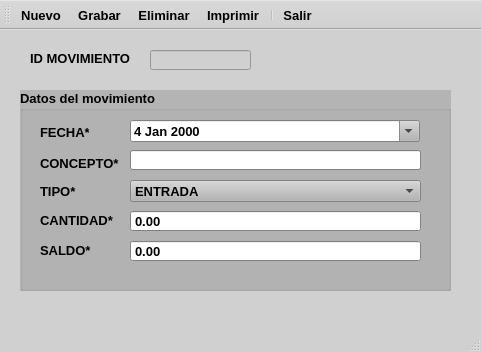
Above: ui/registro_ingresos_egresos.ui from EdwardsBC/SutrakomaqV2 before the change. Below: the same form after it.
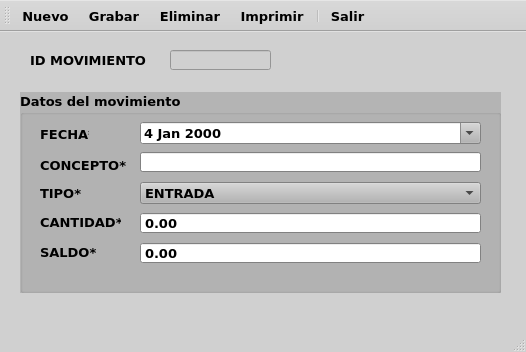
That is the form after the change. Icons and pictures are not drawn.

The edit to the form file:
```diff
--- a/ui/registro_ingresos_egresos.ui
+++ b/ui/registro_ingresos_egresos.ui
@@ -6,7 +6,7 @@
    <rect>
     <x>0</x>
     <y>0</y>
-    <width>481</width>
+    <width>526</width>
     <height>352</height>
    </rect>
   </property>
@@ -454,6 +454,7 @@
   </property>
   <property name="font">
    <font>
+    <family>Verdana</family>
     <pointsize>10</pointsize>
     <bold>true</bold>
    </font>
@@ -467,12 +468,13 @@
      <rect>
       <x>30</x>
       <y>20</y>
-      <width>111</width>
+      <width>121</width>
       <height>16</height>
      </rect>
     </property>
     <property name="font">
      <font>
+      <family>Verdana</family>
       <pointsize>10</pointsize>
       <bold>true</bold>
      </font>
@@ -486,7 +488,7 @@
      <rect>
       <x>20</x>
       <y>60</y>
-      <width>431</width>
+      <width>481</width>
       <height>201</height>
      </rect>
     </property>
@@ -934,6 +936,7 @@
     </property>
     <property name="font">
      <font>
+      <family>Verdana</family>
       <pointsize>10</pointsize>
       <bold>true</bold>
      </font>
@@ -975,7 +978,7 @@
       <rect>
        <x>20</x>
        <y>65</y>
-       <width>81</width>
+       <width>91</width>
        <height>16</height>
       </rect>
      </property>
@@ -1012,9 +1015,9 @@
     <widget class="QDateEdit" name="dateEdit">
      <property name="geometry">
       <rect>
-       <x>110</x>
+       <x>120</x>
        <y>30</y>
-       <width>290</width>
+       <width>341</width>
        <height>22</height>
       </rect>
      </property>
@@ -1023,7 +1026,7 @@
      </property>
      <property name="dateTime">
       <datetime>
-       <hour>8</hour>
+       <hour>13</hour>
        <minute>0</minute>
        <second>0</second>
        <year>2000</year>
@@ -1041,9 +1044,9 @@
     <widget class="QLineEdit" name="lineEdit_2">
      <property name="geometry">
       <rect>
-       <x>110</x>
+       <x>120</x>
        <y>60</y>
-       <width>291</width>
+       <width>341</width>
        <height>20</height>
       </rect>
      </property>
@@ -1051,9 +1054,9 @@
     <widget class="QComboBox" name="comboBox">
      <property name="geometry">
       <rect>
-       <x>110</x>
+       <x>120</x>
        <y>90</y>
-       <width>291</width>
+       <width>341</width>
        <height>22</height>
       </rect>
      </property>
@@ -1071,9 +1074,9 @@
     <widget class="QDoubleSpinBox" name="doubleSpinBox">
      <property name="geometry">
       <rect>
-       <x>110</x>
+       <x>120</x>
        <y>120</y>
-       <width>291</width>
+       <width>341</width>
        <height>22</height>
       </rect>
      </property>
@@ -1090,9 +1093,9 @@
     <widget class="QDoubleSpinBox" name="doubleSpinBox_2">
      <property name="geometry">
       <rect>
-       <x>110</x>
+       <x>120</x>
        <y>150</y>
-       <width>291</width>
+       <width>341</width>
        <height>22</height>
       </rect>
      </property>
@@ -1113,14 +1116,15 @@
     </property>
     <property name="geometry">
      <rect>
-      <x>150</x>
-      <y>20</y>
+      <x>170</x>
+      <y>18</y>
       <width>101</width>
       <height>20</height>
      </rect>
     </property>
     <property name="font">
      <font>
+      <family>Verdana</family>
       <pointsize>10</pointsize>
       <bold>true</bold>
      </font>
```
Left out of the diff: 26 changed lines with no effect on the pictures.
